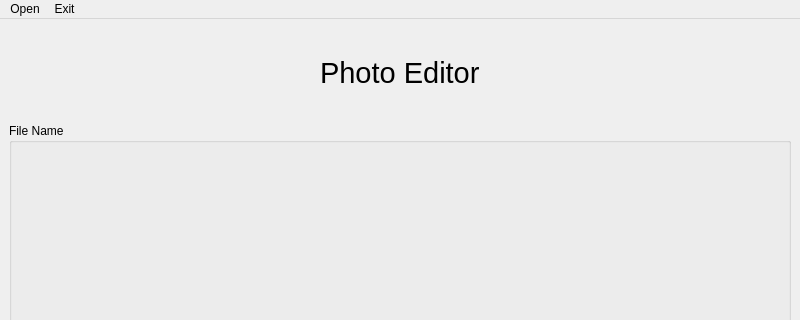
ojasmaheshwari/PhotoEditor-OpenGL, file mainwindow.ui: the form before one commit; both pictures show x 0 to 800 and y 0 to 320 of the 800 by 600 pixel window.
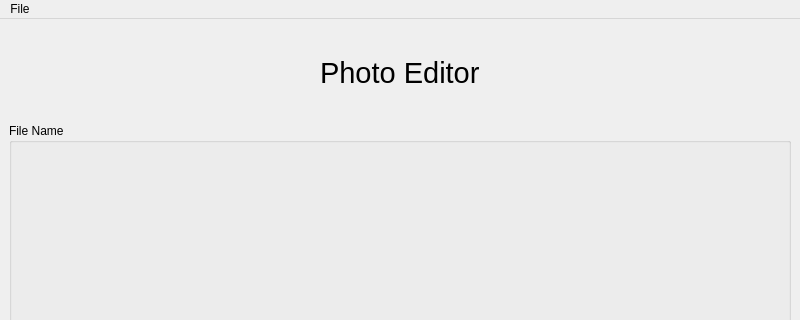
The form after the commit. Icons and pictures are not drawn.

Commit message: Try to add OpenGL widget upon file selection

Diff of the .ui file:
```diff
--- a/mainwindow.ui
+++ b/mainwindow.ui
@@ -113,16 +113,12 @@
    </property>
    <widget class="QMenu" name="menuOpen">
     <property name="title">
-     <string>Open</string>
+     <string>File</string>
     </property>
-   </widget>
-   <widget class="QMenu" name="menuExit">
-    <property name="title">
-     <string>Exit</string>
-    </property>
+    <addaction name="actionOpen"/>
+    <addaction name="actionExit"/>
    </widget>
    <addaction name="menuOpen"/>
-   <addaction name="menuExit"/>
   </widget>
   <widget class="QStatusBar" name="statusbar"/>
  </widget>
```
Left out of the diff: 23 changed lines with no effect on the pictures. The commit also changes 3 other files.
